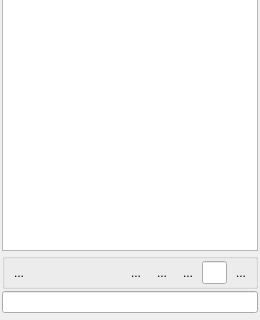
Old version of the form Plugins/org.mitk.gui.qt.multilabelsegmentation/src/internal/Common/QmitkLabelSetWidgetControls.ui in the repository MITK/MITK; both pictures show x 0 to 260 and y 549 to 869 of the 260 by 869 pixel window.
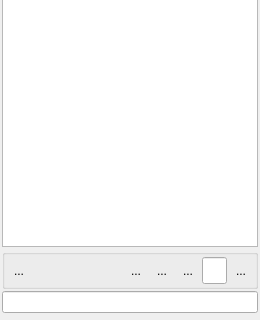
New version of the form. Icons and pictures are not drawn. Custom widgets are drawn as their Qt base class.

The edit to the form file:
```diff
--- a/Plugins/org.mitk.gui.qt.multilabelsegmentation/src/internal/Common/QmitkLabelSetWidgetControls.ui
+++ b/Plugins/org.mitk.gui.qt.multilabelsegmentation/src/internal/Common/QmitkLabelSetWidgetControls.ui
@@ -344,12 +344,15 @@
         </property>
         <property name="font">
          <font>
-          <pointsize>10</pointsize>
+          <pointsize>12</pointsize>
          </font>
         </property>
         <property name="alignment">
          <set>Qt::AlignCenter</set>
         </property>
+        <property name="readOnly">
+         <bool>true</bool>
+        </property>
        </widget>
       </item>
       <item>
```
Left out of the diff: 13 changed lines with no effect on the pictures.
